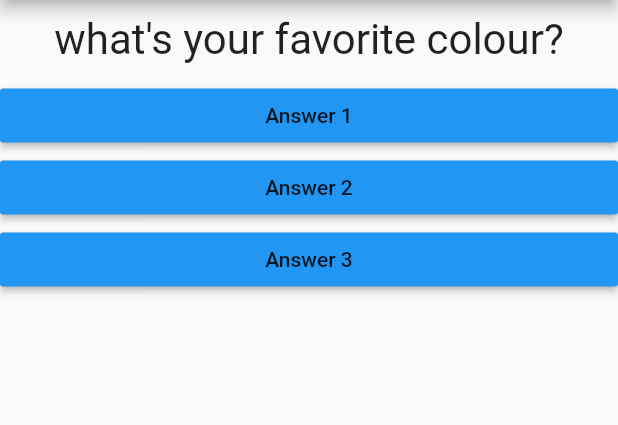
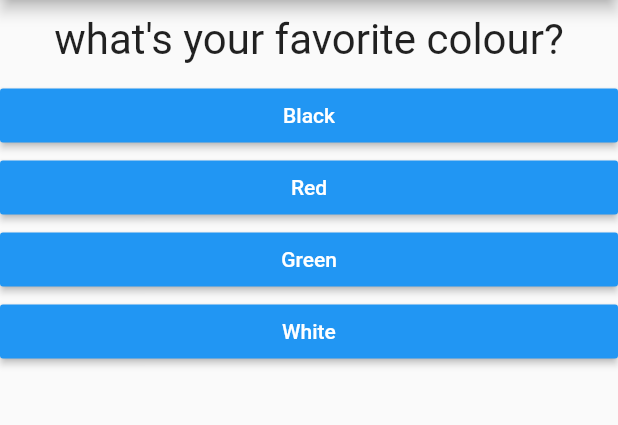
Before and after one commit to lukasmyth96/flutter_quiz_app, a Flutter app: the screen it shows after launch, on a phone screen of 412 x 824 dp, the part 84-509 px from its top. Run offline on Flutter 3.47's test engine with Material 2 defaults, Android fonts, the phone set to English and light mode, and no system bars.

Commit message:
create dynamic set of questions/answers using map (aka python dict)

```diff
--- a/lib/answer.dart
+++ b/lib/answer.dart
@@ -2,7 +2,7 @@ import 'package:flutter/material.dart';
 
 class Answer extends StatelessWidget {
   final String answerText;
-  Function onAnswerClick;
+  final Function onAnswerClick;
 
   Answer(this.answerText, this.onAnswerClick);
 
@@ -12,6 +12,7 @@ class Answer extends StatelessWidget {
       width: double.infinity,
       child: RaisedButton(
         color: Colors.blue,
+        textColor: Colors.white,
         child: Text(answerText),
         onPressed: onAnswerClick,
       ),
--- a/lib/main.dart
+++ b/lib/main.dart
@@ -25,8 +25,18 @@ class _MyAppState extends State<MyApp> {
   @override
   Widget build(BuildContext context) {
     var questions = [
-      'what\'s your favorite colour?',
-      'what\'s your favorite animal?',
+      {
+        'questionText': 'what\'s your favorite colour?',
+        'answers': ['Black', 'Red', 'Green', 'White']
+      },
+      {
+        'questionText': 'what\'s your favorite animal?',
+        'answers': ['Dog', 'Cat', 'Rabbit', 'Snake']
+      },
+      {
+        'questionText': 'who\'s your favorite instructor?',
+        'answers': ['Bob', 'Bill', 'Max']
+      },
     ];
 
     return MaterialApp(
@@ -36,10 +46,10 @@ class _MyAppState extends State<MyApp> {
         ),
         body: Column(
           children: [
-            Question(questions[_questionIndex]),
-            Answer('Answer 1', _onAnswerClick),
-            Answer('Answer 2', _onAnswerClick),
-            Answer('Answer 3', _onAnswerClick),
+            Question(questions[_questionIndex]['questionText']),
+            ...(questions[_questionIndex]['answers'] as List<String>)
+                .map((answerText) => Answer(answerText, _onAnswerClick))
+                .toList(),
           ],
         ),
       ),
```
